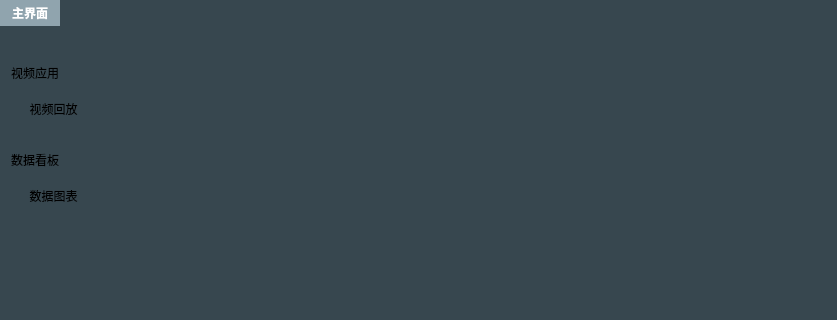
Qt form QtClient/mainwindow.ui (imtangsheng/QtClient) before a commit; both pictures show x 0 to 837 and y 0 to 320 of the 837 by 674 pixel window.
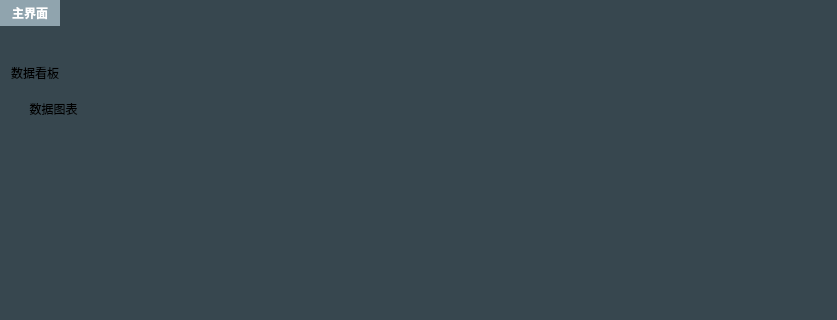
The same form after that commit. Icons and pictures are not drawn.

Commit message: 视频回放模块0.2版本发布

Diff of the .ui file:
```diff
--- a/QtClient/mainwindow.ui
+++ b/QtClient/mainwindow.ui
@@ -219,63 +219,6 @@
         <property name="bottomMargin">
          <number>9</number>
         </property>
-        <item>
-         <widget class="QGroupBox" name="groupBox_video">
-          <property name="styleSheet">
-           <string notr="true">border:none;</string>
-          </property>
-          <property name="title">
-           <string>视频应用</string>
-          </property>
-          <layout class="QHBoxLayout" name="horizontalLayout_2">
-           <property name="leftMargin">
-            <number>16</number>
-           </property>
-           <property name="topMargin">
-            <number>36</number>
-           </property>
-           <property name="rightMargin">
-            <number>16</number>
-           </property>
-           <property name="bottomMargin">
-            <number>24</number>
-           </property>
-           <item>
-            <widget class="QToolButton" name="Button_videoPlayback">
-             <property name="text">
-              <string>视频回放</string>
-             </property>
-             <property name="icon">
-              <iconset>
-               <normaloff>:/asset/Home/playback.svg</normaloff>:/asset/Home/playback.svg</iconset>
-             </property>
-             <property name="iconSize">
-              <size>
-               <width>48</width>
-               <height>48</height>
-              </size>
-             </property>
-             <property name="toolButtonStyle">
-              <enum>Qt::ToolButtonTextUnderIcon</enum>
-             </property>
-            </widget>
-           </item>
-           <item>
-            <spacer name="horizontalSpacer">
-             <property name="orientation">
-              <enum>Qt::Horizontal</enum>
-             </property>
-             <property name="sizeHint" stdset="0">
-              <size>
-               <width>40</width>
-               <height>20</height>
-              </size>
-             </property>
-            </spacer>
-           </item>
-          </layout>
-         </widget>
-        </item>
         <item>
          <widget class="QGroupBox" name="groupBox_data">
           <property name="styleSheet">
```
Left out of the diff: 14 changed lines with no effect on the pictures. The commit also changes 18 other files.
